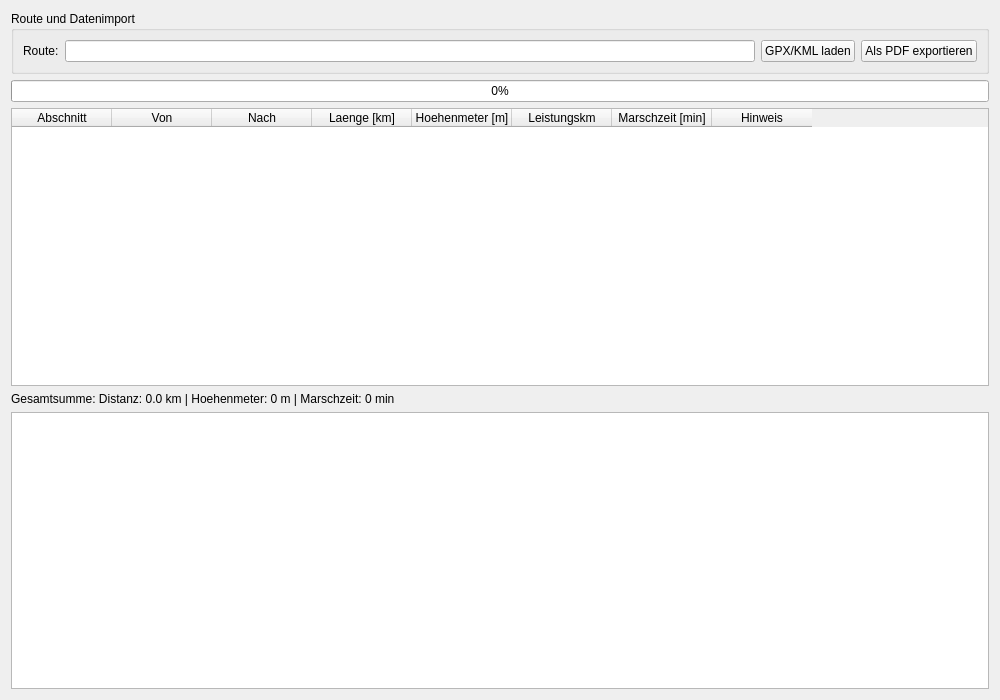
rbo-xyz/GrSchmetterling_Hackathon, file possible_UI.ui: the form before one commit.
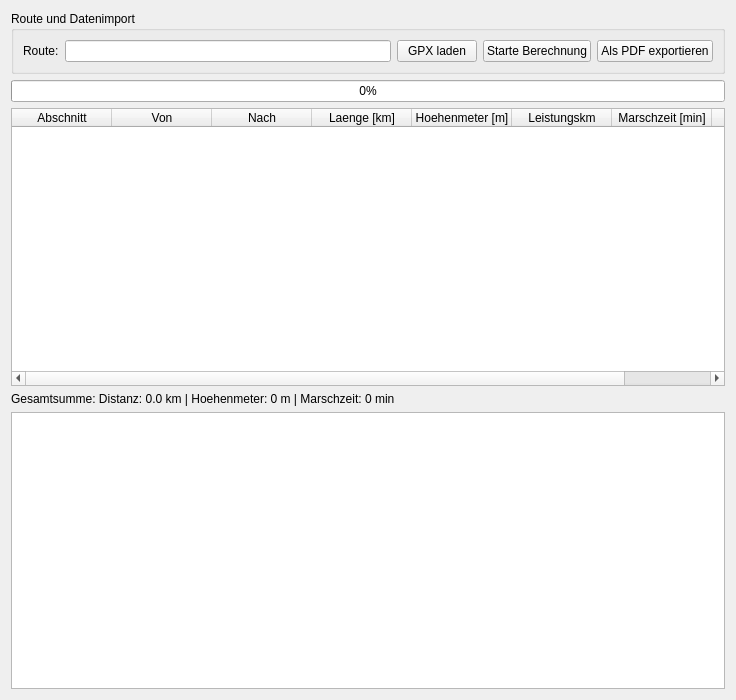
The form after the commit.

The edit to the form file:
```diff
--- a/possible_UI.ui
+++ b/possible_UI.ui
@@ -6,7 +6,7 @@
    <rect>
     <x>0</x>
     <y>0</y>
-    <width>1000</width>
+    <width>736</width>
     <height>700</height>
    </rect>
   </property>
@@ -33,7 +33,14 @@
       <item>
        <widget class="QPushButton" name="pushButtonLoad">
         <property name="text">
-         <string>GPX/KML laden</string>
+         <string>GPX laden</string>
+        </property>
+       </widget>
+      </item>
+      <item>
+       <widget class="QPushButton" name="pushButtonCalculate">
+        <property name="text">
+         <string>Starte Berechnung</string>
         </property>
        </widget>
       </item>
```
